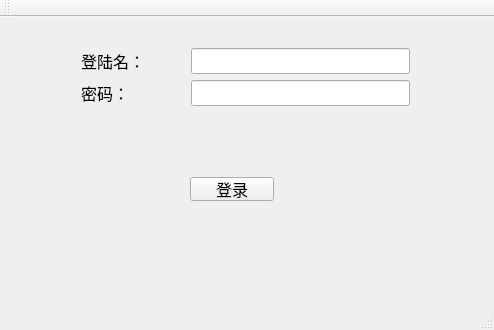
First picture: the form in mainwindow.ui, repository zhengnici/WorkProgram2020_Studentmanager, before the edit.
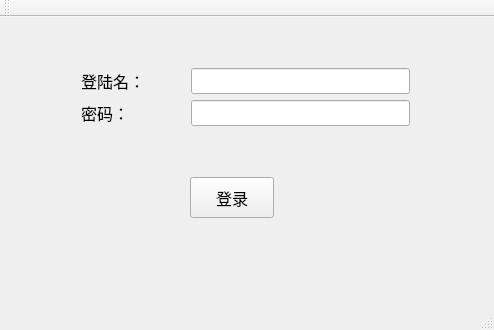
Second picture: the form after the edit.

What changed in the file:
```diff
--- a/mainwindow.ui
+++ b/mainwindow.ui
@@ -23,7 +23,7 @@
     <property name="geometry">
      <rect>
       <x>70</x>
-      <y>20</y>
+      <y>40</y>
       <width>111</width>
       <height>80</height>
      </rect>
@@ -49,7 +49,7 @@
     <property name="geometry">
      <rect>
       <x>180</x>
-      <y>20</y>
+      <y>40</y>
       <width>241</width>
       <height>80</height>
      </rect>
@@ -73,7 +73,7 @@
       <x>190</x>
       <y>160</y>
       <width>84</width>
-      <height>24</height>
+      <height>41</height>
      </rect>
     </property>
     <property name="text">
```
